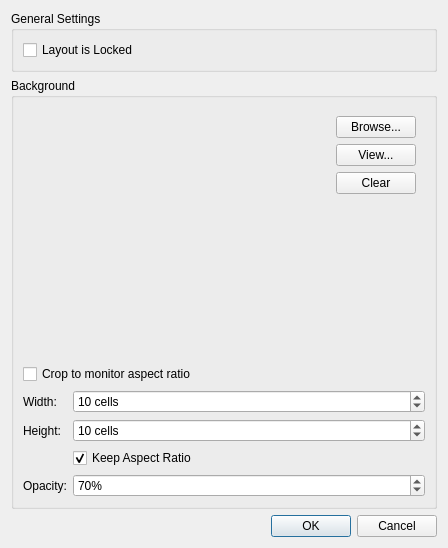
Old version of the form client/libclient/src/ui/dialogs/resource_properties/layout_settings_dialog.ui in the repository networkoptix/nx_open.
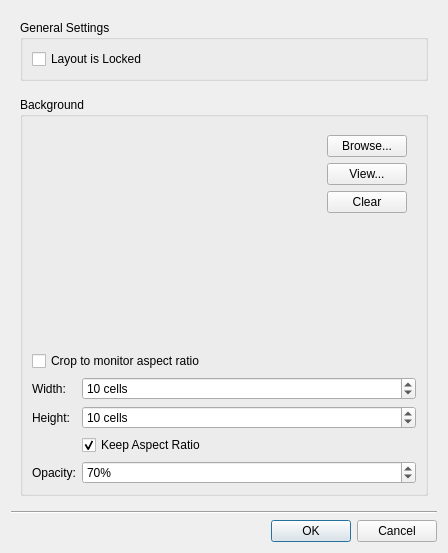
New version of the form. Custom widgets are drawn as their Qt base class.

Commit message:
VMS-2217: Fixed separator lines in many dialogs
<==== Mercurial data ====>
Branch: dev_3.0.0_gui

Diff of the .ui file:
```diff
--- a/client/libclient/src/ui/dialogs/resource_properties/layout_settings_dialog.ui
+++ b/client/libclient/src/ui/dialogs/resource_properties/layout_settings_dialog.ui
@@ -7,7 +7,7 @@
     <x>0</x>
     <y>0</y>
     <width>448</width>
-    <height>548</height>
+    <height>553</height>
    </rect>
   </property>
   <property name="windowTitle">
@@ -15,10 +15,19 @@
   </property>
   <layout class="QVBoxLayout" name="verticalLayout_5">
    <item>
+    <widget class="QWidget" name="widget" native="true">
+     <layout class="QVBoxLayout" name="verticalLayout">
+      <property name="spacing">
+       <number>16</number>
+      </property>
+      <item>
     <widget class="QGroupBox" name="generalGroupBox">
      <property name="title">
       <string>General Settings</string>
      </property>
+        <property name="flat">
+         <bool>true</bool>
+        </property>
      <layout class="QVBoxLayout" name="verticalLayout_2">
       <item>
        <widget class="QCheckBox" name="lockedCheckBox">
@@ -35,6 +44,9 @@
      <property name="title">
       <string>Background</string>
      </property>
+        <property name="flat">
+         <bool>true</bool>
+        </property>
      <layout class="QVBoxLayout" name="verticalLayout_4" stretch="1,0,0">
       <item>
        <widget class="QStackedWidget" name="stackedWidget">
@@ -274,6 +286,16 @@
      </layout>
     </widget>
    </item>
+     </layout>
+    </widget>
+   </item>
+   <item>
+    <widget class="Line" name="line">
+     <property name="orientation">
+      <enum>Qt::Horizontal</enum>
+     </property>
+    </widget>
+   </item>
    <item>
     <widget class="QDialogButtonBox" name="buttonBox">
      <property name="orientation">
```
Left out of the diff: 3 changed lines with no effect on the pictures. Lines whose indentation alone changed are shown as unchanged. The commit also changes 30 other files.
